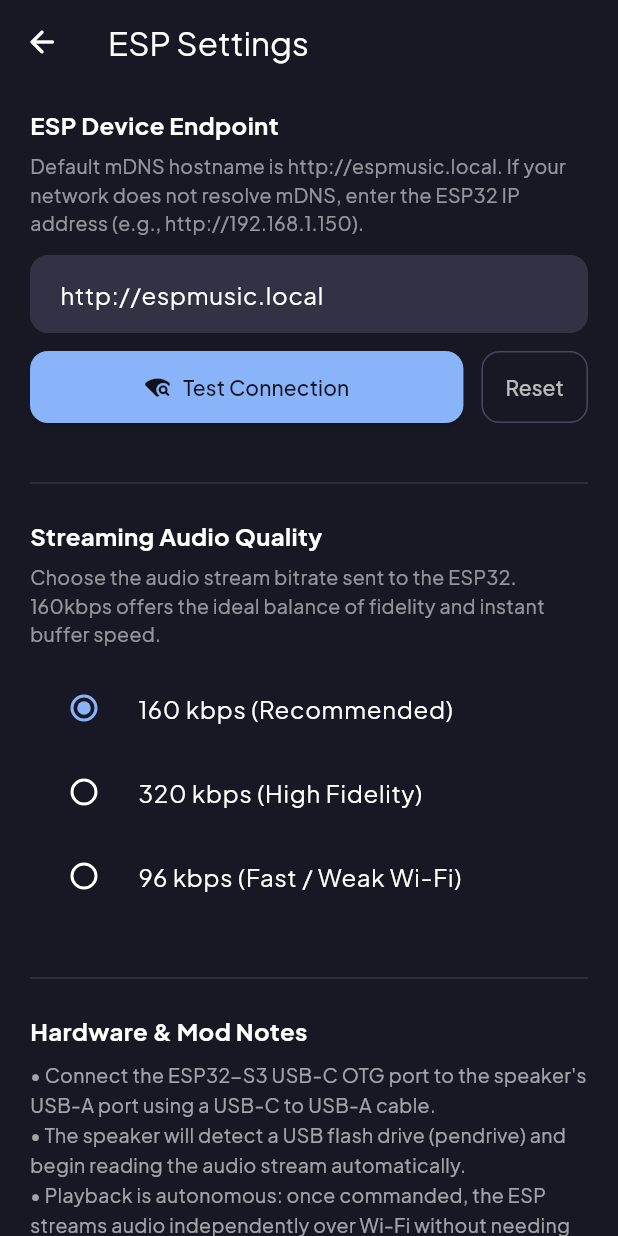
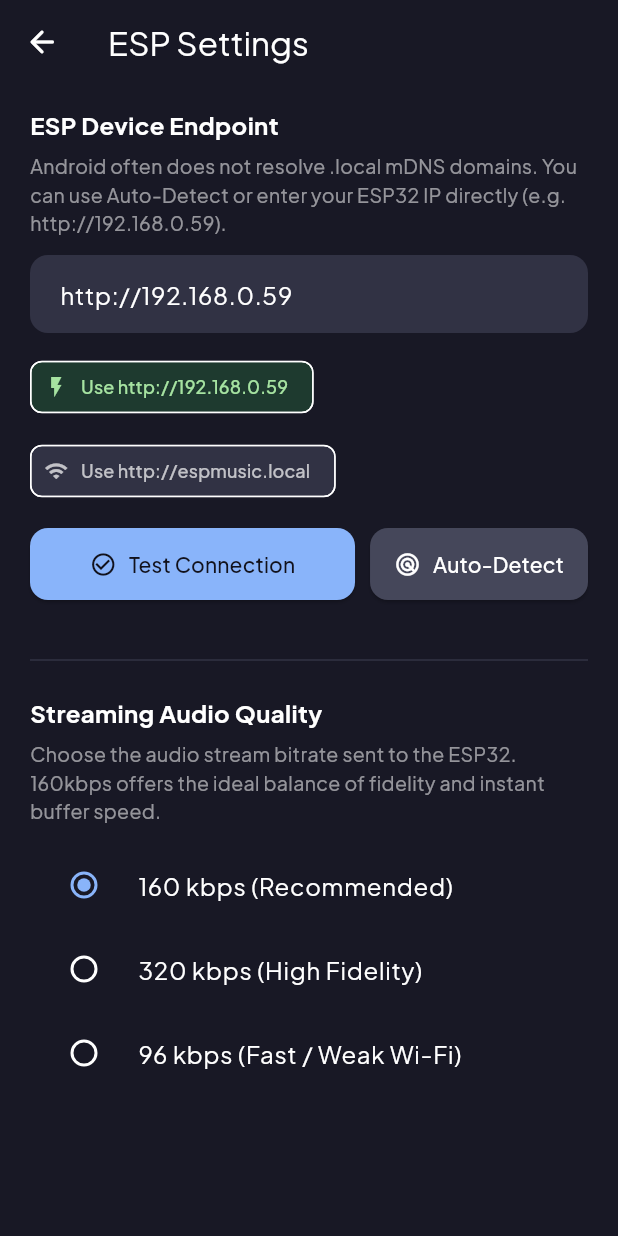
Before and after one commit to ridhishaa-glitch/espmusic, a Flutter app: the screen it shows after launch, after a tap on "ESP Offline", on a phone screen of 412 x 824 dp. Run offline on Flutter 3.47's test engine with Material 3 defaults, Android fonts, the phone set to English and light mode, and no system bars; our stand-ins replace cached_network_image, google_fonts, shared_preferences; network calls fail.

Commit message:
feat(app): add auto-subnet discovery, UDP probe, and set default endpoint to http://192.168.0.59

```diff
--- a/app/lib/providers/player_provider.dart
+++ b/app/lib/providers/player_provider.dart
@@ -57,9 +57,12 @@ class PlayerProvider extends ChangeNotifier {
     notifyListeners();
   }
 
+  int _failedPollCount = 0;
+
   Future<void> pollEspStatus() async {
     final status = await espService.getStatus();
     if (status != null) {
+      _failedPollCount = 0;
       _isEspConnected = true;
       _espStatus = status;
 
@@ -75,9 +78,17 @@ class PlayerProvider extends ChangeNotifier {
       }
       notifyListeners();
     } else {
+      _failedPollCount++;
       if (_isEspConnected) {
         _isEspConnected = false;
         notifyListeners();
+      }
+      // Periodically attempt auto-discovery when disconnected (every ~6-8s)
+      if (_failedPollCount % 4 == 0) {
+        final found = await espService.autoDiscoverEsp();
+        if (found != null) {
+          await checkEspConnection();
+        }
       }
     }
   }
--- a/app/lib/services/esp_service.dart
+++ b/app/lib/services/esp_service.dart
@@ -1,25 +1,37 @@
+import 'dart:async';
 import 'dart:convert';
+import 'dart:io';
 import 'package:http/http.dart' as http;
 import 'package:shared_preferences/shared_preferences.dart';
 import '../models/song.dart';
 import '../models/esp_status.dart';
 
 class EspService {
-  static const String defaultHost = 'http://espmusic.local';
+  static const String defaultHost = 'http://192.168.0.59';
+  static const String fallbackHost = 'http://espmusic.local';
   static const String prefKeyHost = 'esp_host_url';
   static const String prefKeyQuality = 'preferred_quality';
+  static const int udpDiscoveryPort = 4210;
 
   String _host = defaultHost;
   String _preferredQuality = '160kbps';
   final http.Client _client = http.Client();
+  bool _isDiscovering = false;
 
   String get host => _host;
   String get preferredQuality => _preferredQuality;
+  bool get isDiscovering => _isDiscovering;
 
   Future<void> init() async {
     final prefs = await SharedPreferences.getInstance();
     _host = prefs.getString(prefKeyHost) ?? defaultHost;
     _preferredQuality = prefs.getString(prefKeyQuality) ?? '160kbps';
+
+    // Auto-discover if default or current is unreachable
+    final status = await getStatus();
+    if (status == null) {
+      await autoDiscoverEsp();
+    }
   }
 
   Future<void> setHost(String newHost) async {
@@ -41,11 +53,157 @@ class EspService {
     await prefs.setString(prefKeyQuality, _preferredQuality);
   }
 
-  /// Check connectivity and fetch live status from ESP
+  /// Multi-strategy Auto-Discovery for ESP32 on local Wi-Fi:
+  /// 1. UDP Broadcast query on port 4210
+  /// 2. Local subnet fast sweep
+  /// 3. Hostname fallback
+  Future<String?> autoDiscoverEsp() async {
+    if (_isDiscovering) return null;
+    _isDiscovering = true;
+
+    try {
+      // 1. Try UDP broadcast query
+      final String? udpFound = await _discoverViaUdp();
+      if (udpFound != null) {
+        await setHost('http://$udpFound');
+        _isDiscovering = false;
+        return _host;
+      }
+
+      // 2. Try subnet fast sweep
+      final String? sweepFound = await _discoverViaSubnetSweep();
+      if (sweepFound != null) {
+        await setHost('http://$sweepFound');
+        _isDiscovering = false;
+        return _host;
+      }
+
+      // 3. Try standard mDNS http://espmusic.local
+      final status = await _testHost('http://espmusic.local');
+      if (status != null) {
+        await setHost('http://espmusic.local');
+        _isDiscovering = false;
+        return _host;
+      }
+    } catch (_) {
+      // Ignore
+    } finally {
+      _isDiscovering = false;
+    }
+
+    return null;
+  }
+
+  /// Strategy 1: UDP Broadcast on port 4210
+  Future<String?> _discoverViaUdp() async {
+    RawDatagramSocket? socket;
+    try {
+      socket = await RawDatagramSocket.bind(InternetAddress.anyIPv4, 0);
+      socket.broadcastEnabled = true;
+
+      final completer = Completer<String?>();
+      final timer = Timer(const Duration(milliseconds: 1200), () {
+        if (!completer.isCompleted) completer.complete(null);
+      });
+
+      socket.listen((RawSocketEvent event) {
+        if (event == RawSocketEvent.read) {
+          final datagram = socket?.receive();
+          if (datagram != null) {
+            final msg = utf8.decode(datagram.data, allowMalformed: true);
+            if (msg.contains('ESPMUSIC_IP:')) {
+              final ip = msg.replaceAll('ESPMUSIC_IP:', '').trim();
+              if (!completer.isCompleted) {
+                timer.cancel();
+                completer.complete(ip);
+              }
+            }
+          }
+        }
+      });
+
+      // Send discovery broadcast
+      final data = utf8.encode('ESPMUSIC_DISCOVER');
+      socket.send(data, InternetAddress('255.255.255.255'), udpDiscoveryPort);
+
+      final result = await completer.future;
+      socket.close();
+      return result;
+    } catch (_) {
+      socket?.close();
+      return null;
+    }
+  }
+
+  /// Strategy 2: Probe local subnet in parallel (e.g. 192.168.0.X)
+  Future<String?> _discoverViaSubnetSweep() async {
+    try {
+      final interfaces = await NetworkInterface.list(
+        includeLoopback: false,
+        type: InternetAddressType.IPv4,
+      );
+
+      for (var iface in interfaces) {
+        for (var addr in iface.addresses) {
+          final ip = addr.address;
+          // Filter private subnets
+          if (ip.startsWith('192.168.') || ip.startsWith('10.') || ip.startsWith('172.')) {
+            final parts = ip.split('.');
+            if (parts.length == 4) {
+              final prefix = '${parts[0]}.${parts[1]}.${parts[2]}';
+
+              // Prioritize common fixed ranges and known probe
+              List<String> probeIps = [
+                '$prefix.59', // recently allocated IP
+                '$prefix.50',
+                '$prefix.100',
+              ];
+
+              for (int i = 1; i < 255; i++) {
+                final target = '$prefix.$i';
+                if (!probeIps.contains(target)) {
+                  probeIps.add(target);
+                }
+              }
+
+              // Probe in chunks of 25 parallel requests for high speed
+              for (int c = 0; c < probeIps.length; c += 25) {
+                final chunk = probeIps.sublist(c, (c + 25 < probeIps.length) ? c + 25 : probeIps.length);
+                final results = await Future.wait(
+                  chunk.map((targetIp) => _testHost('http://$targetIp')),
+                );
+
+                for (int r = 0; r < results.length; r++) {
+                  if (results[r] != null) {
+                    return chunk[r];
+                  }
+                }
+              }
+            }
+          }
+        }
+      }
+    } catch (_) {}
+    return null;
+  }
+
+  Future<EspStatus?> _testHost(String url) async {
+    try {
+      final uri = Uri.parse('$url/api/status');
+      final response = await _client.get(uri).timeout(const Duration(milliseconds: 350));
+      if (response.statusCode == 200) {
+        final json = jsonDecode(response.body);
+        return EspStatus.fromJson(json);
+      }
+    } catch (_) {}
+    return null;
+  }
+
+  /// Fetch live status from active ESP endpoint
   Future<EspStatus?> getStatus() async {
     try {
       final uri = Uri.parse('$_host/api/status');
-      final response = await _client.get(uri).timeout(const Duration(milliseconds: 2500));
+      final response = await _client.get(uri).timeout(const Duration(milliseconds: 2000));
       if (response.statusCode == 200) {
         final json = jsonDecode(response.body);
         return EspStatus.fromJson(json);
--- a/app/lib/ui/screens/settings_screen.dart
+++ b/app/lib/ui/screens/settings_screen.dart
@@ -12,6 +12,7 @@ class SettingsScreen extends StatefulWidget {
 class _SettingsScreenState extends State<SettingsScreen> {
   late TextEditingController _hostController;
   bool _isTesting = false;
+  bool _isAutoScanning = false;
   String? _testResult;
   bool _testSuccess = false;
 
@@ -44,6 +45,7 @@ class _SettingsScreenState extends State<SettingsScreen> {
         if (status != null) {
           _testSuccess = true;
           _testResult = 'Connected successfully!\n'
+              'Host: ${_hostController.text}\n'
               'Status: ${status.status}\n'
               'Wi-Fi RSSI: ${status.wifiRssi} dBm\n'
               'Buffer: ${status.bufferPercent}%\n'
@@ -51,8 +53,36 @@ class _SettingsScreenState extends State<SettingsScreen> {
               'Sleep Timer: ${status.sleepTimerSeconds}s';
         } else {
           _testSuccess = false;
-          _testResult = 'Connection failed.\n'
-              'Ensure ESP is powered on, connected to the same Wi-Fi, and reachable at ${_hostController.text}';
+          _testResult = 'Connection failed to ${_hostController.text}.\n'
+              'Note: Android blocks .local mDNS on most phones.\n'
+              'Tap "Auto-Detect ESP32" below or enter your ESP IP (e.g. http://192.168.0.59)';
+        }
+      });
+      await player.checkEspConnection();
+    }
+  }
+
+  Future<void> _runAutoDiscovery() async {
+    setState(() {
+      _isAutoScanning = true;
+      _testResult = 'Scanning local network for ESP32...';
+      _testSuccess = false;
+    });
+
+    final player = context.read<PlayerProvider>();
+    final foundHost = await player.espService.autoDiscoverEsp();
+
+    if (mounted) {
+      setState(() {
+        _isAutoScanning = false;
+        if (foundHost != null) {
+          _hostController.text = foundHost;
+          _testSuccess = true;
+          _testResult = 'ESP32 Discovered Successfully!\nEndpoint: $foundHost';
+        } else {
+          _testSuccess = false;
+          _testResult = 'Auto-discovery timed out.\n'
+              'You can directly tap "Use http://192.168.0.59" below.';
         }
       });
       await player.checkEspConnection();
@@ -83,7 +113,7 @@ class _SettingsScreenState extends State<SettingsScreen> {
           ),
           const SizedBox(height: 6),
           const Text(
-            'Default mDNS hostname is http://espmusic.local. If your network does not resolve mDNS, enter the ESP32 IP address (e.g., http://192.168.1.150).',
+            'Android often does not resolve .local mDNS domains. You can use Auto-Detect or enter your ESP32 IP directly (e.g. http://192.168.0.59).',
             style: TextStyle(color: Colors.white54, fontSize: 13),
           ),
           const SizedBox(height: 12),
@@ -93,7 +123,7 @@ class _SettingsScreenState extends State<SettingsScreen> {
             decoration: InputDecoration(
               filled: true,
               fillColor: const Color(0xFF313244),
-              hintText: 'http://espmusic.local',
+              hintText: 'http://192.168.0.59 or http://espmusic.local',
               hintStyle: const TextStyle(color: Colors.white38),
               border: OutlineInputBorder(
                 borderRadius: BorderRadius.circular(12),
@@ -103,18 +133,49 @@ class _SettingsScreenState extends State<SettingsScreen> {
             ),
           ),
           const SizedBox(height: 12),
+
+          // Quick Preset Buttons
+          Wrap(
+            spacing: 8,
+            runSpacing: 8,
+            children: [
+              ActionChip(
+                avatar: const Icon(Icons.flash_on, size: 16, color: Color(0xFFA6E3A1)),
+                label: const Text('Use http://192.168.0.59', style: TextStyle(fontSize: 12)),
+                backgroundColor: const Color(0xFF1E3A2F),
+                labelStyle: const TextStyle(color: Color(0xFFA6E3A1)),
+                onPressed: () {
+                  _hostController.text = 'http://192.168.0.59';
+                  _testConnection();
+                },
+              ),
+              ActionChip(
+                avatar: const Icon(Icons.wifi, size: 16, color: Colors.white70),
+                label: const Text('Use http://espmusic.local', style: TextStyle(fontSize: 12)),
+                backgroundColor: const Color(0xFF313244),
+                labelStyle: const TextStyle(color: Colors.white70),
+                onPressed: () {
+                  _hostController.text = 'http://espmusic.local';
+                  _testConnection();
+                },
+              ),
+            ],
+          ),
+
+          const SizedBox(height: 14),
+
           Row(
             children: [
               Expanded(
                 child: ElevatedButton.icon(
-                  onPressed: _isTesting ? null : _testConnection,
+                  onPressed: (_isTesting || _isAutoScanning) ? null : _testConnection,
                   icon: _isTesting
                       ? const SizedBox(
                           width: 18,
                           height: 18,
                           child: CircularProgressIndicator(strokeWidth: 2, color: Colors.black),
                         )
-                      : const Icon(Icons.wifi_find_rounded),
+                      : const Icon(Icons.check_circle_outline),
                   label: Text(_isTesting ? 'Testing...' : 'Test Connection'),
                   style: ElevatedButton.styleFrom(
                     backgroundColor: const Color(0xFF89B4FA),
@@ -124,18 +185,22 @@ class _SettingsScreenState extends State<SettingsScreen> {
                   ),
                 ),
               ),
-              const SizedBox(width: 12),
-              OutlinedButton(
-                onPressed: () {
-                  _hostController.text = 'http://espmusic.local';
-                  _testConnection();
-                },
-                style: OutlinedButton.styleFrom(
-                  side: const BorderSide(color: Color(0xFF45475A)),
+              const SizedBox(width: 10),
+              ElevatedButton.icon(
+                onPressed: (_isTesting || _isAutoScanning) ? null : _runAutoDiscovery,
+                icon: _isAutoScanning
+                    ? const SizedBox(
+                        width: 18,
+                        height: 18,
+                        child: CircularProgressIndicator(strokeWidth: 2, color: Colors.white),
+                      )
+                    : const Icon(Icons.radar_rounded, color: Colors.white),
+                label: const Text('Auto-Detect', style: TextStyle(color: Colors.white)),
+                style: ElevatedButton.styleFrom(
+                  backgroundColor: const Color(0xFF45475A),
                   padding: const EdgeInsets.symmetric(vertical: 14, horizontal: 16),
                   shape: RoundedRectangleBorder(borderRadius: BorderRadius.circular(12)),
                 ),
-                child: const Text('Reset', style: TextStyle(color: Colors.white70)),
               ),
             ],
           ),
@@ -178,7 +243,6 @@ class _SettingsScreenState extends State<SettingsScreen> {
           ),
           const SizedBox(height: 12),
           ...['160kbps', '320kbps', '96kbps'].map((quality) {
-            final isSelected = player.espService.preferredQuality == quality;
             return RadioListTile<String>(
               value: quality,
               groupValue: player.espService.preferredQuality,
@@ -199,22 +263,6 @@ class _SettingsScreenState extends State<SettingsScreen> {
               },
             );
           }).toList(),
-
-          const SizedBox(height: 32),
-          const Divider(color: Color(0xFF313244)),
-          const SizedBox(height: 16),
-
-          const Text(
-            'Hardware & Mod Notes',
-            style: TextStyle(color: Colors.white, fontSize: 16, fontWeight: FontWeight.bold),
-          ),
-          const SizedBox(height: 8),
-          const Text(
-            '• Connect the ESP32-S3 USB-C OTG port to the speaker\'s USB-A port using a USB-C to USB-A cable.\n'
-            '• The speaker will detect a USB flash drive (pendrive) and begin reading the audio stream automatically.\n'
-            '• Playback is autonomous: once commanded, the ESP streams audio independently over Wi-Fi without needing your phone.',
-            style: TextStyle(color: Colors.white60, fontSize: 13, height: 1.5),
-          ),
         ],
       ),
     );
```
